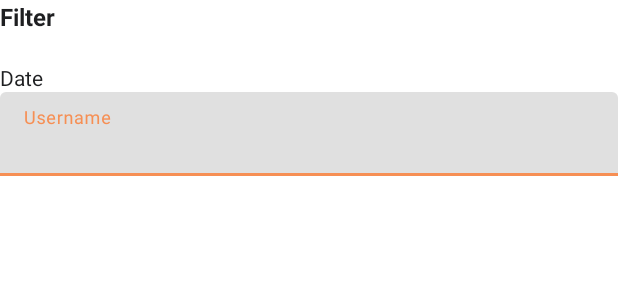
After one commit to vong-emsamboramy-fl/logo, an Android app: the layout activity_filter.xml on its own in the app's theme, with its tools: preview values and no code run, on a phone screen of 412 x 824 dp. The commit adds this screen. Shown: the top 300 px of the screen. Run offline under Robolectric (Android 15) with nearby library versions, the phone set to English and light mode, and no system bars.

Commit message:
+ added filter screen + added search in screen

```diff
--- a/app/src/main/AndroidManifest.xml
+++ b/app/src/main/AndroidManifest.xml
@@ -23,6 +23,12 @@
                 <category android:name="android.intent.category.LAUNCHER" />
             </intent-filter>
         </activity>
+        <activity
+            android:name=".ui.main.view.search.FilterActivity"
+            android:screenOrientation="portrait" />
+        <activity
+            android:name=".ui.main.view.search.SearchInActivity"
+            android:screenOrientation="portrait" />
     </application>
 
 </manifest>
--- /dev/null
+++ b/app/src/main/res/drawable/background_rounded_corner_primary.xml
@@ -0,0 +1,6 @@
+<?xml version="1.0" encoding="UTF-8"?>
+<shape xmlns:android="http://schemas.android.com/apk/res/android">
+    <solid android:color="@color/colorPrimary"/>
+    <corners android:radius="@dimen/dp_32"/>
+    <padding android:left="0dp" android:top="0dp" android:right="0dp" android:bottom="0dp" />
+</shape>
--- /dev/null
+++ b/app/src/main/res/layout/activity_filter.xml
@@ -0,0 +1,46 @@
+<?xml version="1.0" encoding="utf-8"?>
+<layout xmlns:android="http://schemas.android.com/apk/res/android"
+    xmlns:app="http://schemas.android.com/apk/res-auto">
+
+    <androidx.constraintlayout.widget.ConstraintLayout
+        android:layout_width="match_parent"
+        android:layout_height="match_parent">
+
+        <TextView
+            android:id="@+id/text_view_filter"
+            style="@style/PrimaryTitleText"
+            android:layout_width="wrap_content"
+            android:layout_height="wrap_content"
+            android:text="@string/filter"
+            app:layout_constraintStart_toStartOf="parent"
+            app:layout_constraintTop_toTopOf="parent" />
+
+        <TextView
+            android:id="@+id/text_view_date"
+            android:layout_width="wrap_content"
+            android:layout_height="wrap_content"
+            android:layout_marginTop="@dimen/dp_20"
+            android:text="@string/date"
+            android:textColor="@color/colorTextPrimary"
+            android:textSize="@dimen/text_size_medium"
+            app:layout_constraintStart_toStartOf="parent"
+            app:layout_constraintTop_toBottomOf="@id/text_view_filter" />
+
+        <com.google.android.material.textfield.TextInputLayout
+            android:id="@+id/text_input_layout"
+            android:layout_width="match_parent"
+            android:layout_height="wrap_content"
+            app:layout_constraintTop_toBottomOf="@id/text_view_date">
+
+            <EditText
+                android:id="@+id/edit_text_"
+                android:layout_width="match_parent"
+                android:layout_height="wrap_content"
+                android:hint="Username"
+                android:inputType="textEmailAddress" />
+
+        </com.google.android.material.textfield.TextInputLayout>
+
+    </androidx.constraintlayout.widget.ConstraintLayout>
+
+</layout>
--- a/app/src/main/res/values/dimen.xml
+++ b/app/src/main/res/values/dimen.xml
@@ -1,11 +1,13 @@
 <?xml version="1.0" encoding="utf-8"?>
 <resources>
 
+    <dimen name="dp_1">1dp</dimen>
     <dimen name="dp_2">2dp</dimen>
     <dimen name="dp_5">5dp</dimen>
     <dimen name="dp_10">10dp</dimen>
     <dimen name="dp_15">15dp</dimen>
     <dimen name="dp_16">16dp</dimen>
+    <dimen name="dp_20">20dp</dimen>
     <dimen name="dp_32">32dp</dimen>
 
     <dimen name="headline_image_width">125dp</dimen>
@@ -15,5 +17,6 @@
     <dimen name="round_button_height">46dp</dimen>
 
     <dimen name="text_size_small">12sp</dimen>
-    <dimen name="text_size_medium">16sp</dimen>
+    <dimen name="text_size_medium">14sp</dimen>
+    <dimen name="text_size_large">16sp</dimen>
 </resources>
--- a/app/src/main/res/values/strings.xml
+++ b/app/src/main/res/values/strings.xml
@@ -12,4 +12,12 @@
     <string name="error">Error</string>
     <string name="ok">OK</string>
     <string name="process_failed">Process failed</string>
+    <string name="filter">Filter</string>
+    <string name="date">Date</string>
+    <string name="clear">Clear</string>
+    <string name="search_in">Search in</string>
+    <string name="title">Title</string>
+    <string name="description">Description</string>
+    <string name="content">Content</string>
+    <string name="apply">Apply</string>
 </resources>
--- a/app/src/main/res/values/styles.xml
+++ b/app/src/main/res/values/styles.xml
@@ -8,7 +8,7 @@
 
     <style name="PrimaryTitleText">
         <item name="android:textColor">@color/colorTextPrimary</item>
-        <item name="android:textSize">@dimen/text_size_medium</item>
+        <item name="android:textSize">@dimen/text_size_large</item>
         <item name="android:textStyle">bold</item>
     </style>
 </resources>
```
Also changed, not shown: app/src/main/java/com/logo/ui/main/view/master/SearchFragment.kt (+35 -0 lines), app/src/main/java/com/logo/ui/main/view/search/FilterActivity.kt (added, +16 -0 lines), app/src/main/java/com/logo/ui/main/view/search/SearchInActivity.kt (added, +9 -0 lines), app/src/main/res/drawable/ic_back.xml (added, +12 -0 lines), app/src/main/res/drawable/ic_outline_delete_24.xml (added, +10 -0 lines), app/src/main/res/layout/activity_search_in.xml (added, +160 -0 lines).
